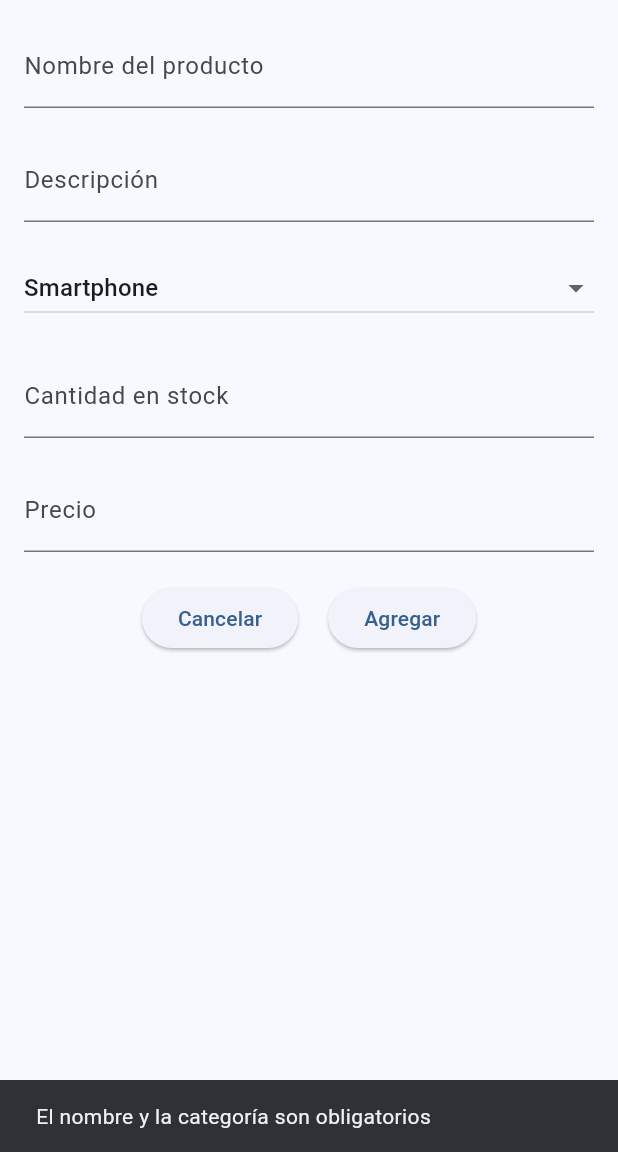
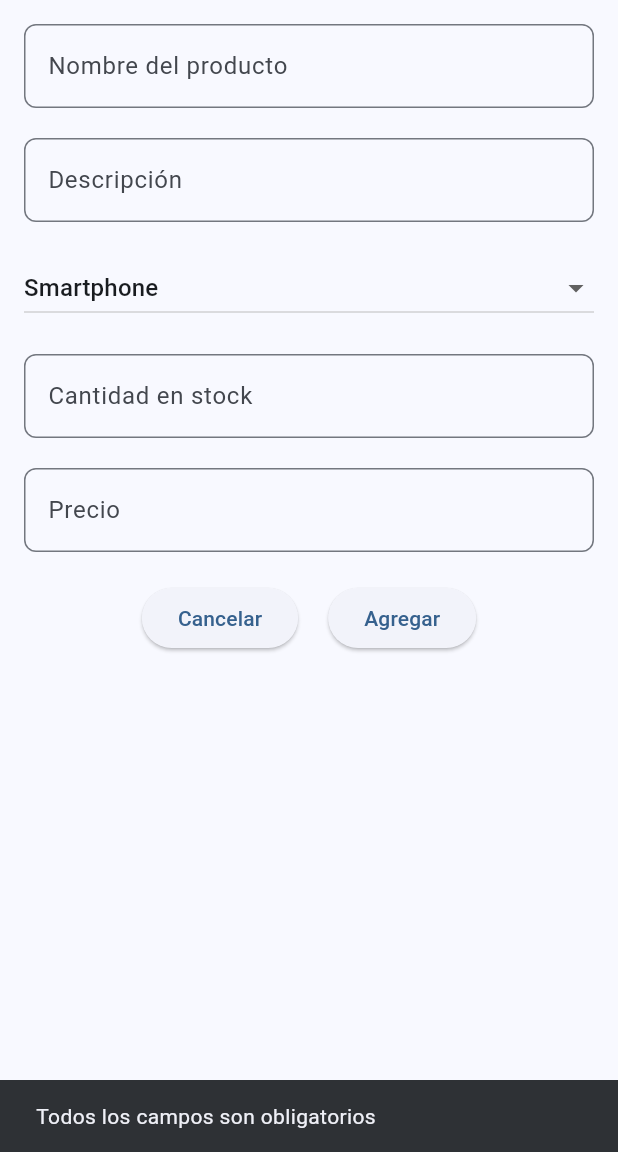
Before and after one commit to Mateoaf/gestion_inventario, a Flutter app: the AddProductScreen screen opened by its route, after a tap on "Agregar", on a phone screen of 412 x 824 dp, the part 84-1236 px from its top. Run offline on Flutter 3.47's test engine with Material 3 defaults, Android fonts, the phone set to English and light mode, and no system bars; our stand-ins replace cloud_firestore, firebase_auth, firebase_core; missing offline and left inert: firebase_ui_auth; accounts and stored records are empty.

Commit message:
linea nueva en addproduct

```diff
--- a/lib/main.dart
+++ b/lib/main.dart
@@ -24,7 +24,7 @@ class MainApp extends StatelessWidget {
     return MaterialApp(
       debugShowCheckedModeBanner: false,
       theme: AppTheme( selectedColor: 1).theme(),
-      initialRoute: FirebaseAuth.instance.currentUser == null ? '/sign-in' : '/profile',
+      initialRoute: FirebaseAuth.instance.currentUser == null ? '/sign-in' : '/home',
       routes: {
         '/sign-in': (context) => const LoginScreen(),
         '/profile': (context) => const ProfileScreenWrapper(),
--- a/lib/screens/products/add_product_screen.dart
+++ b/lib/screens/products/add_product_screen.dart
@@ -23,9 +23,9 @@ class _AddProductScreenState extends State<AddProductScreen> {
 
   // Función para agregar producto
   void _addProduct() async {
-    if (_nameController.text.isEmpty || _selectedCategory.isEmpty) {
+    if (_nameController.text.isEmpty || _selectedCategory.isEmpty || _stockController.text.isEmpty || _priceController.text.isEmpty || _descriptionController.text.isEmpty) {
       ScaffoldMessenger.of(context).showSnackBar(
-        const SnackBar(content: Text("El nombre y la categoría son obligatorios")),
+        const SnackBar(content: Text("Todos los campos son obligatorios")),
       );
       return;
     }
@@ -67,13 +67,25 @@ class _AddProductScreenState extends State<AddProductScreen> {
                   // Campo para ingresar el nombre
                   TextField(
                     controller: _nameController,
-                    decoration: const InputDecoration(labelText: 'Nombre del producto'),
+                    decoration: InputDecoration(
+                      labelText: 'Nombre del producto',
+                      border: OutlineInputBorder(
+                        borderRadius: BorderRadius.circular(8.0)
+                      ),
+
+                      ),
                   ),
                   const SizedBox(height: 20),
                   // Campo para ingresar la descripción
                   TextField(
                     controller: _descriptionController,
-                    decoration: const InputDecoration(labelText: 'Descripción'),
+                    decoration: InputDecoration(
+                      labelText: 'Descripción',
+                      border: OutlineInputBorder(
+                        borderRadius: BorderRadius.circular(8.0)
+                      ),
+
+                      ),
                   ),
                   const SizedBox(height: 20),
                   // Dropdown para seleccionar la categoría
@@ -97,14 +109,24 @@ class _AddProductScreenState extends State<AddProductScreen> {
                   // Campo para la cantidad en stock
                   TextField(
                     controller: _stockController,
-                    decoration: const InputDecoration(labelText: 'Cantidad en stock'),
+                    decoration: InputDecoration(
+                      labelText: 'Cantidad en stock',
+                      border: OutlineInputBorder(
+                        borderRadius: BorderRadius.circular(8.0)
+                      ),
+                      ),
                     keyboardType: TextInputType.number,
                   ),
                   const SizedBox(height: 20),
                   // Campo para el precio
                   TextField(
                     controller: _priceController,
-                    decoration: const InputDecoration(labelText: 'Precio'),
+                    decoration:  InputDecoration(
+                      labelText: 'Precio',
+                      border: OutlineInputBorder(
+                        borderRadius: BorderRadius.circular(8.0)
+                      ),
+                      ),
                     keyboardType: TextInputType.number,
                   ),
                   const SizedBox(height: 20),
```
